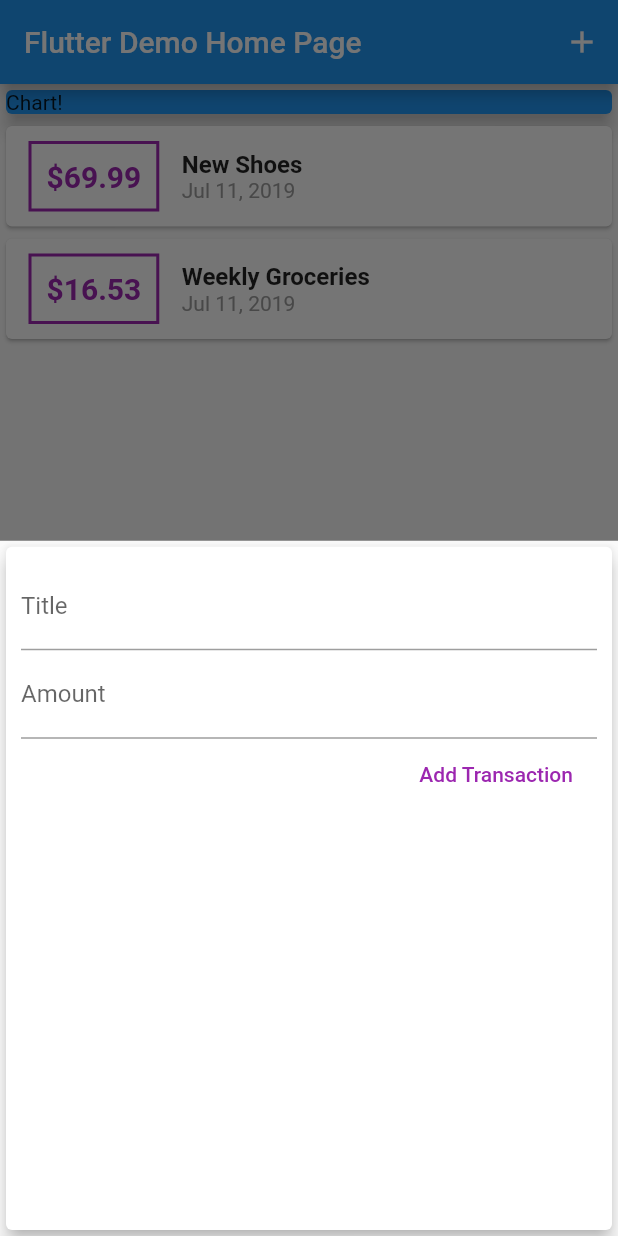
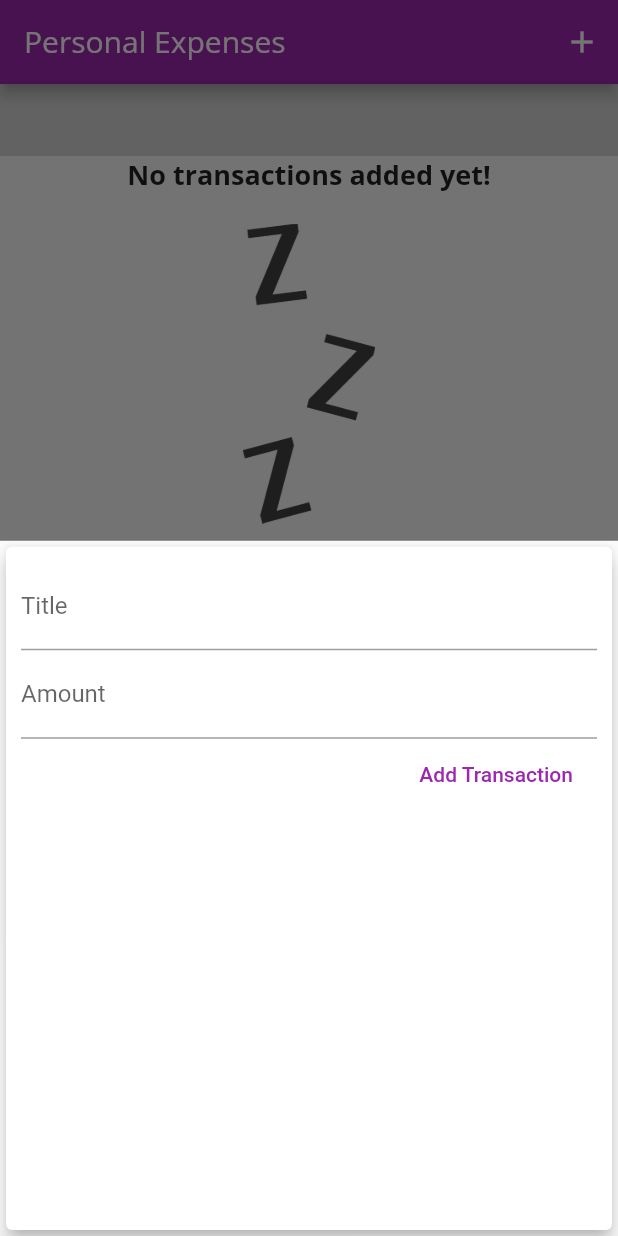
Before and after one commit to BearCola/flutter_personal_expense, a Flutter app: the screen it shows after launch, after a tap on the "add" icon, on a phone screen of 412 x 824 dp. Run offline on Flutter 3.47's test engine with Material 2 defaults, Android fonts, the phone set to English and light mode, and no system bars; statements that could not run were skipped.

Commit message:
Update code

```diff
--- a/lib/main.dart
+++ b/lib/main.dart
@@ -1,4 +1,5 @@
 import 'package:flutter/material.dart';
+import 'package:flutter_personal_expenses/widgets/chart.dart';
 
 import 'models/transaction.dart';
 import 'widgets/new_transaction.dart';
@@ -10,11 +11,28 @@ class MyApp extends StatelessWidget {
   @override
   Widget build(BuildContext context) {
     return MaterialApp(
-      title: 'Flutter Demo',
+      title: 'Personal Expenses',
       theme: ThemeData(
-        primarySwatch: Colors.blue,
+        primarySwatch: Colors.purple,
+        accentColor: Colors.amber,
+        fontFamily: 'Quicksand',
+        textTheme: ThemeData.light().textTheme.copyWith(
+              title: TextStyle(
+                fontFamily: 'OpenSans',
+                fontWeight: FontWeight.bold,
+                fontSize: 18,
+              ),
+            ),
+        appBarTheme: AppBarTheme(
+          textTheme: ThemeData.light().textTheme.copyWith(
+                title: TextStyle(
+                  fontFamily: 'OpenSans',
+                  fontSize: 20,
+                ),
+              ),
+        ),
       ),
-      home: MyHomePage(title: 'Flutter Demo Home Page'),
+      home: MyHomePage(title: 'Personal Expenses'),
     );
   }
 }
@@ -33,18 +51,18 @@ class _MyHomePageState extends State<MyHomePage> {
   final amountController = TextEditingController();
 
   final List<Transaction> _userTransactions = [
-    Transaction(
-      id: 't1',
-      title: 'New Shoes',
-      amount: 69.99,
-      date: DateTime.now(),
-    ),
-    Transaction(
-      id: 't2',
-      title: 'Weekly Groceries',
-      amount: 16.53,
-      date: DateTime.now(),
-    ),
+//    Transaction(
+//      id: 't1',
+//      title: 'New Shoes',
+//      amount: 69.99,
+//      date: DateTime.now(),
+//    ),
+//    Transaction(
+//      id: 't2',
+//      title: 'Weekly Groceries',
+//      amount: 16.53,
+//      date: DateTime.now(),
+//    ),
   ];
 
   void _addNewTransaction(String txTitle, double txAmount) {
@@ -76,7 +94,10 @@ class _MyHomePageState extends State<MyHomePage> {
   Widget build(BuildContext context) {
     return Scaffold(
       appBar: AppBar(
-        title: Text(widget.title),
+        title: Text(
+          widget.title,
+//          style: TextStyle(fontFamily: 'OpenSans'),
+        ),
         actions: <Widget>[
           IconButton(
             icon: Icon(Icons.add),
@@ -88,14 +109,7 @@ class _MyHomePageState extends State<MyHomePage> {
         child: Column(
           crossAxisAlignment: CrossAxisAlignment.stretch,
           children: <Widget>[
-            Card(
-              color: Colors.blue,
-              child: Container(
-                width: double.infinity,
-                child: Text('Chart!'),
-              ),
-              elevation: 5,
-            ),
+            Chart(),
             TransactionList(_userTransactions),
           ],
         ),
--- a/lib/widgets/new_transaction.dart
+++ b/lib/widgets/new_transaction.dart
@@ -1,12 +1,18 @@
 import 'package:flutter/material.dart';
 
-class NewTransaction extends StatelessWidget {
-  final titleController = TextEditingController();
-  final amountController = TextEditingController();
-
+class NewTransaction extends StatefulWidget {
   final Function addNewTransaction;
 
   NewTransaction(this.addNewTransaction);
+
+  @override
+  _NewTransactionState createState() => _NewTransactionState();
+}
+
+class _NewTransactionState extends State<NewTransaction> {
+  final titleController = TextEditingController();
+
+  final amountController = TextEditingController();
 
   void submitData() {
     final enteredTitle = titleController.text;
@@ -16,10 +22,12 @@ class NewTransaction extends StatelessWidget {
       return;
     }
 
-    addNewTransaction(
+    widget.addNewTransaction(
       enteredTitle,
       enteredAmount,
     );
+
+    Navigator.of(context).pop();
   }
 
   @override
--- a/lib/widgets/transaction_list.dart
+++ b/lib/widgets/transaction_list.dart
@@ -11,7 +11,26 @@ class TransactionList extends StatelessWidget {
   Widget build(BuildContext context) {
     return Container(
       height: 300,
-      child: ListView.builder(
+      child: transactions.isEmpty
+          ? Column(
+              children: <Widget>[
+                Text(
+                  'No transactions added yet!',
+                  style: Theme.of(context).textTheme.title,
+                ),
+                SizedBox(
+                  height: 20,
+                ),
+                Container(
+                  height: 200,
+                  child: Image.asset(
+                    'assets/images/waiting.png',
+                    fit: BoxFit.cover,
+                  ),
+                ),
+              ],
+            )
+          : ListView.builder(
               itemBuilder: (ctx, index) {
                 return Card(
                   child: Row(
@@ -23,7 +42,7 @@ class TransactionList extends StatelessWidget {
                         ),
                         decoration: BoxDecoration(
                           border: Border.all(
-                      color: Colors.purple,
+                            color: Theme.of(context).primaryColor,
                             width: 2,
                           ),
                         ),
@@ -33,7 +52,7 @@ class TransactionList extends StatelessWidget {
                           style: TextStyle(
                             fontWeight: FontWeight.bold,
                             fontSize: 20,
-                      color: Colors.purple,
+                            color: Theme.of(context).primaryColor,
                           ),
                         ),
                       ),
```
Also changed, not shown: lib/widgets/chart.dart (added, +45 -0 lines), pubspec.yaml (+13 -8 lines), assets/fonts/OpenSans-Bold.ttf (added), assets/fonts/OpenSans-Regular.ttf (added), assets/fonts/Quicksand-Bold.ttf (added), assets/fonts/Quicksand-Light.ttf (added), assets/fonts/Quicksand-Medium.ttf (added), assets/fonts/Quicksand-Regular.ttf (added), assets/images/waiting.png (added), pubspec.lock. Lines whose indentation alone changed are shown as unchanged.
